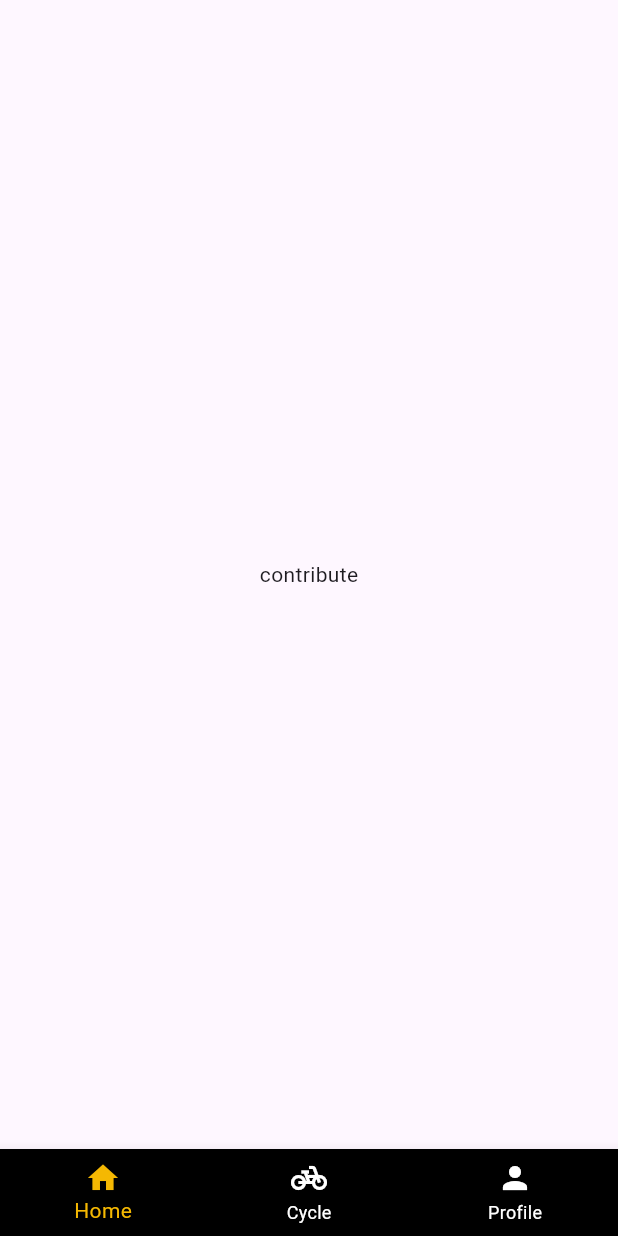
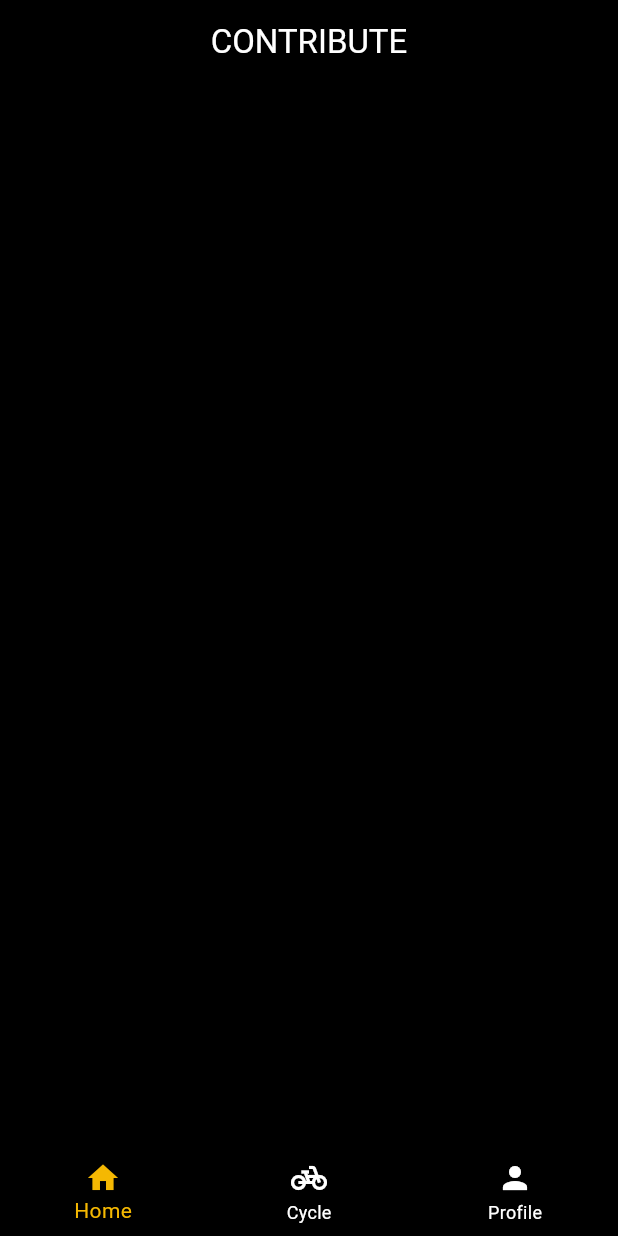
Before and after one commit to abhi00rnair/BICYCO, a Flutter app: the contribute screen opened directly, on a phone screen of 412 x 824 dp. Run offline on Flutter 3.47's test engine with Material 3 defaults, Android fonts, the phone set to English and light mode, and no system bars.

Commit message:
third commit

```diff
--- a/lib/contribute.dart
+++ b/lib/contribute.dart
@@ -7,8 +7,19 @@ class contribute extends StatelessWidget {
   @override
   Widget build(BuildContext context) {
     return Scaffold(
-      body: Center(
-        child: Text('contribute'),
+      backgroundColor: Colors.black,
+      appBar: AppBar(
+        backgroundColor: Colors.black,
+        title: Title(
+          color: Colors.white,
+          child: Text(
+            'CONTRIBUTE',
+            style: TextStyle(
+              color: Colors.white,
+            ),
+          ),
+        ),
+        centerTitle: true,
       ),
       bottomNavigationBar: CustomBottomNavBar(currentIndex: 0),
     );
--- a/lib/main.dart
+++ b/lib/main.dart
@@ -2,6 +2,7 @@ import 'package:bicyco/Exchange.dart';
 import 'package:bicyco/Issues.dart';
 import 'package:bicyco/Profile.dart';
 import 'package:bicyco/Rent.dart';
+import 'package:bicyco/contribute.dart';
 import 'package:bicyco/dashboard.dart';
 import 'package:bicyco/finepage.dart';
 import 'package:bicyco/homescreen.dart';
@@ -20,7 +21,7 @@ class Myapp extends StatelessWidget {
   Widget build(BuildContext context) {
     return const MaterialApp(
       debugShowCheckedModeBanner: false,
-      home: welcome(),
+      home: contribute(),
     );
   }
 }
```
